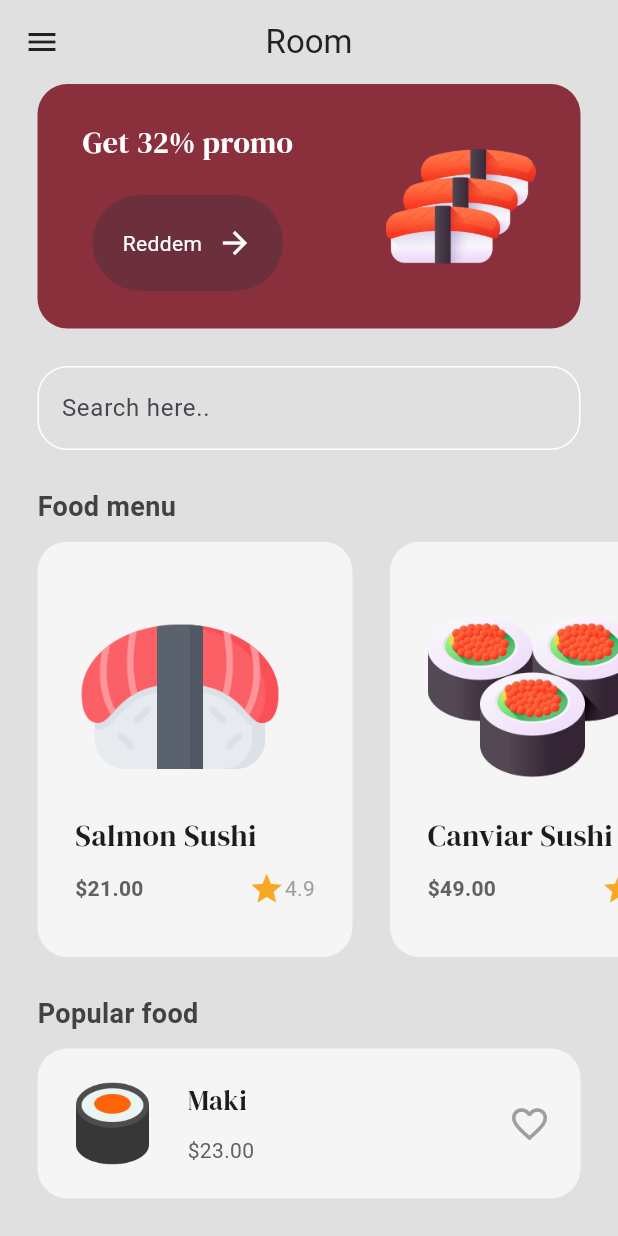
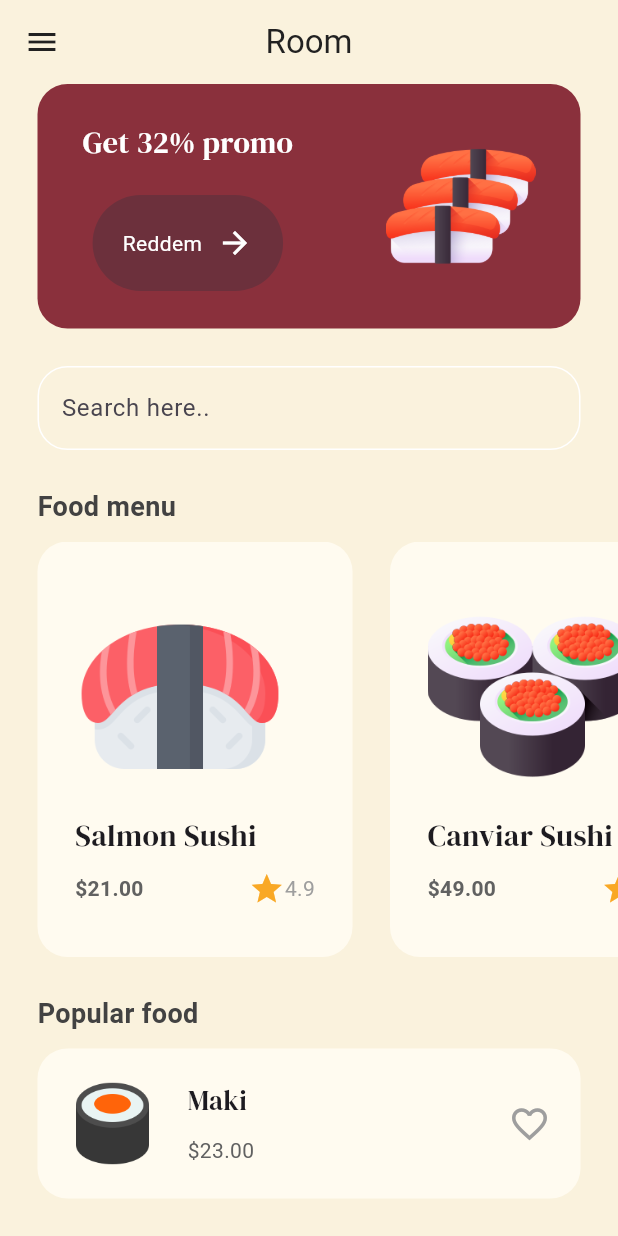
Before and after one commit to neketta300/sushi_shop, a Flutter app: the MenuPageWidget screen opened by its route, on a phone screen of 412 x 824 dp. Run offline on Flutter 3.47's test engine with Material 3 defaults, Android fonts, the phone set to English and light mode, and no system bars; our stand-ins replace google_fonts.

Commit message:
food details page add

```diff
--- a/lib/components/food_tile.dart
+++ b/lib/components/food_tile.dart
@@ -1,16 +1,24 @@
 import 'package:flutter/material.dart';
 import 'package:google_fonts/google_fonts.dart';
 import 'package:sushi_shop/models/food.dart';
+import 'package:sushi_shop/theme/colors.dart';
 
-class FoodTile extends StatelessWidget {
+class FoodMenuTile extends StatelessWidget {
   final Food food;
-  const FoodTile({super.key, required this.food});
+  final void Function()? onTap;
+  const FoodMenuTile({
+    super.key,
+    required this.food,
+    required this.onTap,
+  });
 
   @override
   Widget build(BuildContext context) {
-    return Container(
+    return GestureDetector(
+      onTap: onTap,
+      child: Container(
         decoration: BoxDecoration(
-        color: Colors.grey[100],
+          color: foodTileColor /*Colors.grey[100]*/,
           borderRadius: BorderRadius.circular(20),
         ),
         margin: const EdgeInsets.only(left: 25),
@@ -63,6 +71,7 @@ class FoodTile extends StatelessWidget {
             )
           ],
         ),
+      ),
     );
   }
 }
--- a/lib/pages/intro_page.dart
+++ b/lib/pages/intro_page.dart
@@ -53,7 +53,7 @@ class IntroPageWidget extends StatelessWidget {
             //subtitle
 
             Text(
-              "Try the most popular food from 'At Romchik's', cooked with love in the best kazarma.",
+              "Try the most popular dishes from 'At Romchik's', cooked with love in the best kazarma. Natural ingredients only!",
               style: TextStyle(
                 color: Colors.grey[300],
                 height: 2,
--- a/lib/pages/menu_page.dart
+++ b/lib/pages/menu_page.dart
@@ -3,6 +3,7 @@ import 'package:google_fonts/google_fonts.dart';
 import 'package:sushi_shop/components/button.dart';
 import 'package:sushi_shop/components/food_tile.dart';
 import 'package:sushi_shop/models/food.dart';
+import 'package:sushi_shop/pages/food_details_page.dart';
 import 'package:sushi_shop/resources/resources.dart';
 import 'package:sushi_shop/theme/colors.dart';
 
@@ -28,10 +29,21 @@ class _MenuPageWidgetState extends State<MenuPageWidget> {
         rating: "4.7"),
   ];
 
+  // navigate to food item details page
+  void navigateToFoodDetails(int index) {
+    Navigator.push(
+        context,
+        MaterialPageRoute(
+          builder: (context) => FoodDetailsPage(
+            food: foodMenu[index],
+          ),
+        ));
+  }
+
   @override
   Widget build(BuildContext context) {
     return Scaffold(
-      backgroundColor: Colors.grey[300],
+      backgroundColor: backGroungColor /*Colors.grey[300]*/,
       appBar: AppBar(
         centerTitle: true,
         backgroundColor: Colors.transparent,
@@ -124,8 +136,9 @@ class _MenuPageWidgetState extends State<MenuPageWidget> {
           child: ListView.builder(
             scrollDirection: Axis.horizontal,
             itemCount: foodMenu.length,
-            itemBuilder: (context, index) => FoodTile(
+            itemBuilder: (context, index) => FoodMenuTile(
               food: foodMenu[index],
+              onTap: () => navigateToFoodDetails(index),
             ),
           ),
         ),
@@ -153,7 +166,7 @@ class _MenuPageWidgetState extends State<MenuPageWidget> {
 
         Container(
           decoration: BoxDecoration(
-            color: Colors.grey[100],
+            color: foodTileColor /*Colors.grey[100]*/,
             borderRadius: BorderRadius.circular(20),
           ),
           margin: const EdgeInsets.only(left: 25, right: 25, bottom: 25),
--- a/lib/theme/colors.dart
+++ b/lib/theme/colors.dart
@@ -1,3 +1,6 @@
 import 'dart:ui';
 
 var primaryColor = const Color.fromARGB(255, 138, 48, 60);
+var secondryColor = const Color.fromARGB(189, 140, 94, 91);
+var foodTileColor = const Color.fromARGB(255, 255, 251, 240);
+var backGroungColor = const Color.fromRGBO(250, 242, 221, 1);
```
Also changed, not shown: lib/pages/food_details_page.dart (added, +200 -0 lines). Lines whose indentation alone changed are shown as unchanged.
